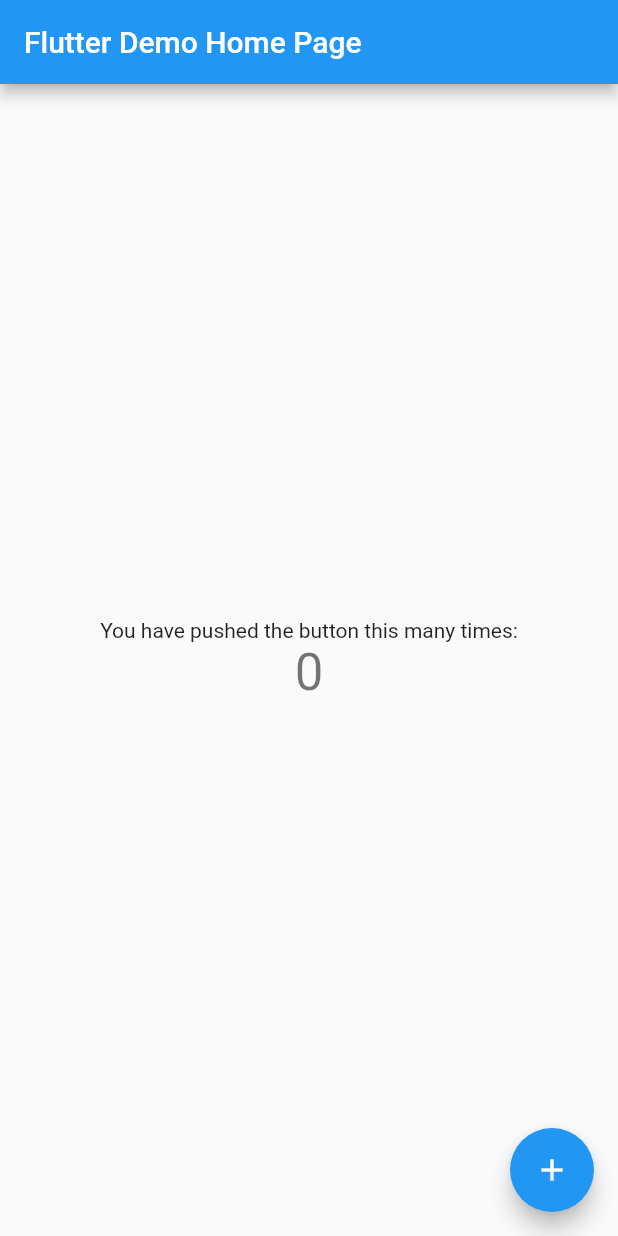
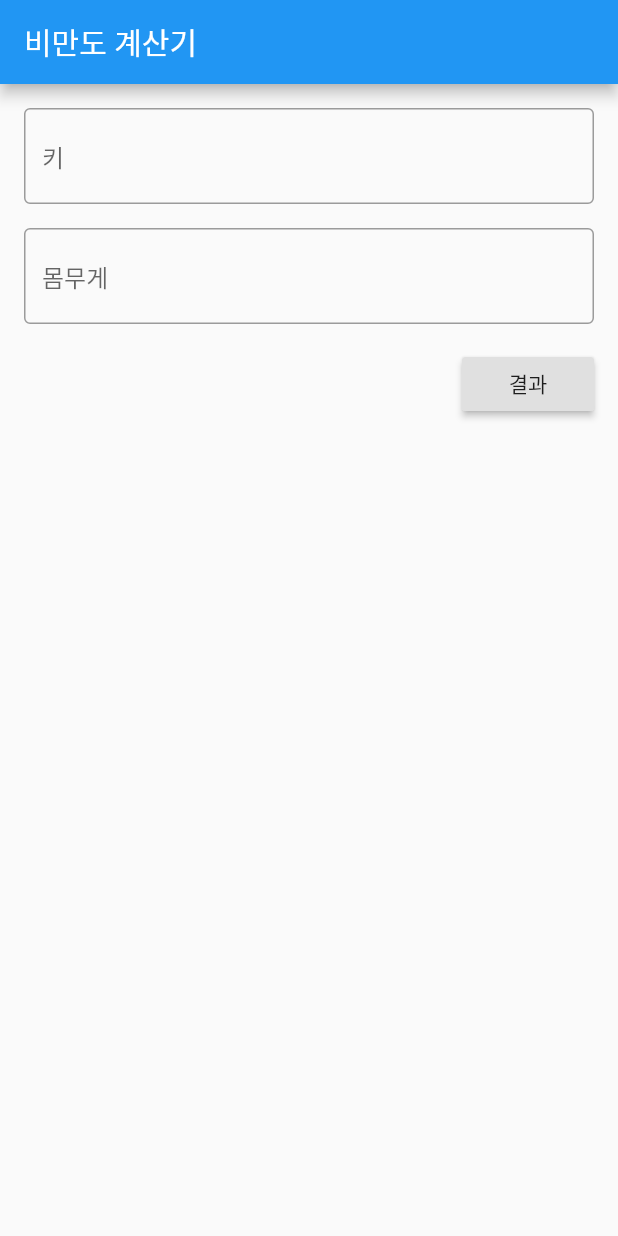
Before and after one commit to BOSOEK/Deep-Learning, a Flutter app: the screen it shows after launch, on a phone screen of 412 x 824 dp. Run offline on Flutter 3.47's test engine with Material 2 defaults, Android fonts, the phone set to English and light mode, and no system bars; our stand-ins replace carousel_slider.

Commit message:
chapter 8 finish

```diff
--- a/Learn_And_Study/Flutter_Survival_coding/chapter_8/lib/main.dart
+++ b/Learn_And_Study/Flutter_Survival_coding/chapter_8/lib/main.dart
@@ -5,84 +5,181 @@
 }
 
 class MyApp extends StatelessWidget {
-  // This widget is the root of your application.
   @override
   Widget build(BuildContext context) {
     return MaterialApp(
       title: 'Flutter Demo',
-      home: MyHomePage(title: 'Flutter Demo Home Page'),
+      theme: ThemeData(
+        primarySwatch: Colors.blue,
+      ),
+      home: BmiMain(),
     );
   }
 }
 
-class MyCustomForm extends StatefulWidget {
+//첫번째 페이지
+// 사용자의 입력 & 검증 페이지
+class BmiMain extends StatefulWidget {
   @override
-  _MyCustomFormState createState() => _MyCustomFormState();
+  _BmiMainState createState() => _BmiMainState();
 }
 
-class _MyCustomFormState extends State<MyCustomForm> {
-  //TextField의 현잿값을 얻는데 필요
-  final myController = TextEditingController();
+class _BmiMainState extends State<BmiMain> {
+  final _formKey = GlobalKey<FormState>(); //폼의 상태 얻기 위한 키
 
-  @override
-  void initState() {
-    super.initState();
-
-    //addListener로 상태를 모니터링 할 수 있음
-    myController.addListener(_printLatestValue);
-  }
+  final _heightController = TextEditingController(); //키를 가져오는 컨트롤러 인스턴스
+  final _weightController = TextEditingController(); // 몸무게를 가져오는 컨트롤러 인스턴스
 
   @override
   void dispose() {
-    //화면 종료될때 위젯 트리에서 컨트롤러 해제해야함
-    myController.dispose();
-    super.dispose();
-  }
-}
-
-class MyHomePage extends StatefulWidget {
-  MyHomePage({Key key, this.title}) : super(key: key);
-
-  final String title;
-
-  @override
-  _MyHomePageState createState() => _MyHomePageState();
-}
-
-class _MyHomePageState extends State<MyHomePage> {
-  int _counter = 0;
-
-  void _incrementCounter() {
-    setState(() {
-      _counter++;
-    });
+    _heightController.dispose();
+    _weightController.dispose();
+    super.dispose(); // 컨트롤러 인스턴스는 화면 종료시 반드시 Dispose()로 해제해야 한다
   }
 
   @override
   Widget build(BuildContext context) {
     return Scaffold(
-      appBar: AppBar(
-        title: Text(widget.title),
+      appBar: AppBar(title: Text('비만도 계산기')),
+      body: Container(
+        padding: const EdgeInsets.all(16.0),
+        child: Form(
+          //폼
+          key: _formKey, //키할당
+          child: Column(
+            children: <Widget>[
+              //키 입력 필드
+              TextFormField(
+                decoration: InputDecoration(
+                  //외각선이 있고 힌트로 '키'를 표시
+                  border: OutlineInputBorder(),
+                  hintText: '키',
+                ),
+                controller: _heightController,
+                keyboardType: TextInputType.number,
+                validator: (value) {
+                  if (value.trim().isEmpty) {
+                    //입력한 값의 앞뒤 공백을 제거한 것이 비었다면 에러 메시지 표시
+                    return '키를 입력하세요';
+                  }
+                  return null;
+                }, //숫자만 입력 가능
+              ),
+              SizedBox(
+                height: 16,
+              ),
+              //몸무게 입력 필드
+              TextFormField(
+                decoration: InputDecoration(
+                  border: OutlineInputBorder(),
+                  hintText: '몸무게',
+                ),
+                controller: _weightController,
+                keyboardType: TextInputType.number,
+                validator: (value) {
+                  if (value.trim().isEmpty) {
+                    return '몸무게를 입력하세요.';
+                  }
+                  return null;
+                },
+              ),
+              Container(
+                margin: const EdgeInsets.only(top: 16.0),
+                alignment: Alignment.centerRight,
+                child: RaisedButton(
+                  onPressed: () {
+                    //폼에 입력된 값 검증
+                    if (_formKey.currentState.validate()) {
+                      //키와 몸무게가 검증되었다면 화면 이동
+                      //검증시 처리
+                      Navigator.push(
+                        context,
+                        MaterialPageRoute(
+                            builder: (context) => BmiResult(
+                                double.parse(_heightController.text.trim()),
+                                double.parse(_weightController.text.trim()))),
+                      );
+                    }
+                  },
+                  child: Text('결과'),
+                ),
+              ),
+            ],
+          ),
+        ),
       ),
+    );
+  }
+}
+
+//두번째 페이지
+// 결과 출력
+class BmiResult extends StatelessWidget {
+  final double height; //키
+  final double weight; //몸무게
+
+  BmiResult(this.height, this.weight); //키와 몸무게를 받는 생성자
+
+  @override
+  Widget build(BuildContext context) {
+    final bmi = weight / ((height / 100) * (height / 100));
+    print('bmi : $bmi');
+    return Scaffold(
+      appBar: AppBar(title: Text('비만도 계산기')),
       body: Center(
         child: Column(
           mainAxisAlignment: MainAxisAlignment.center,
           children: <Widget>[
             Text(
-              'You have pushed the button this many times:',
+              //TODO : 수정할 부분(글자)
+              _calcBmi(bmi), //계산 결과에 따른 결과 문자열
+              style: TextStyle(fontSize: 36),
             ),
-            Text(
-              '$_counter',
-              style: Theme.of(context).textTheme.headline4,
+            SizedBox(
+              height: 16,
             ),
+            _buildIcon(bmi),
           ],
         ),
       ),
-      floatingActionButton: FloatingActionButton(
-        onPressed: _incrementCounter,
-        tooltip: 'Increment',
-        child: Icon(Icons.add),
-      ),
     );
   }
+
+  String _calcBmi(double bmi) {
+    var result = '저체중';
+    if (bmi >= 35) {
+      result = '고도 비만';
+    } else if (bmi >= 30) {
+      result = '2단계 비만';
+    } else if (bmi >= 25) {
+      result = '1단계 비만';
+    } else if (bmi >= 23) {
+      result = '과체중';
+    } else if (bmi >= 18.5) {
+      result = '정상';
+    }
+    return result;
+  }
+
+  Widget _buildIcon(double bmi) {
+    if (bmi >= 23) {
+      return Icon(
+        Icons.sentiment_very_dissatisfied,
+        color: Colors.red,
+        size: 100,
+      );
+    } else if (bmi >= 18.5) {
+      return Icon(
+        Icons.sentiment_satisfied,
+        color: Colors.green,
+        size: 100,
+      );
+    } else {
+      return Icon(
+        Icons.sentiment_dissatisfied,
+        color: Colors.orange,
+        size: 100,
+      );
+    }
+  }
 }
```
Also changed, not shown: 1 other file.
